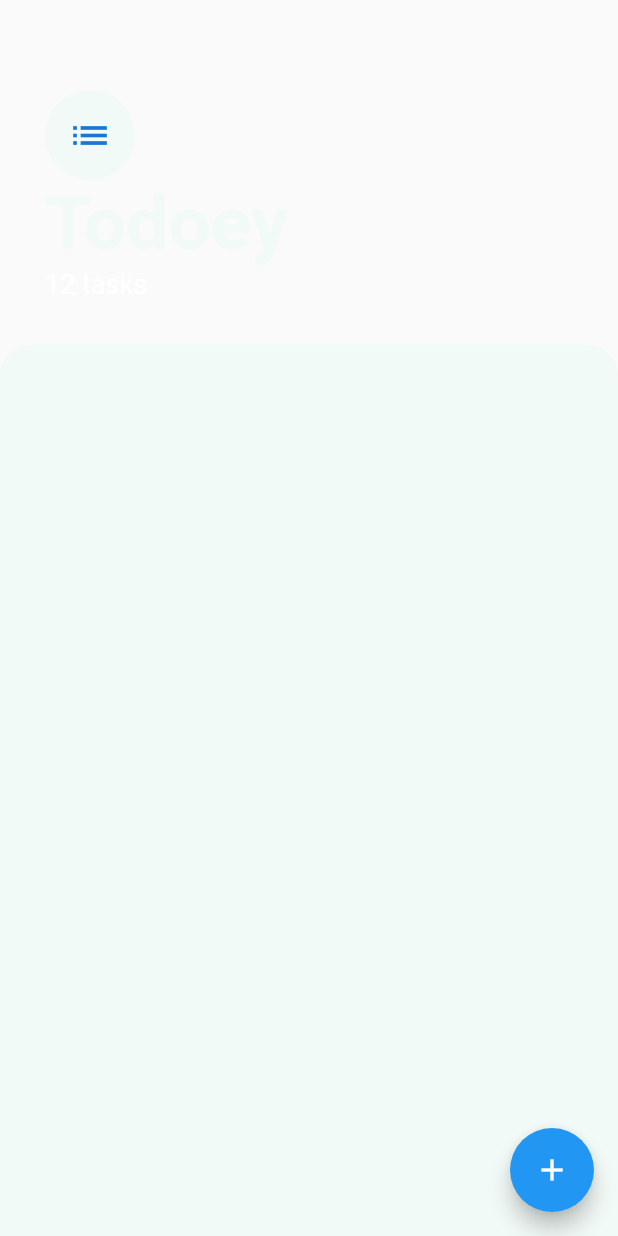
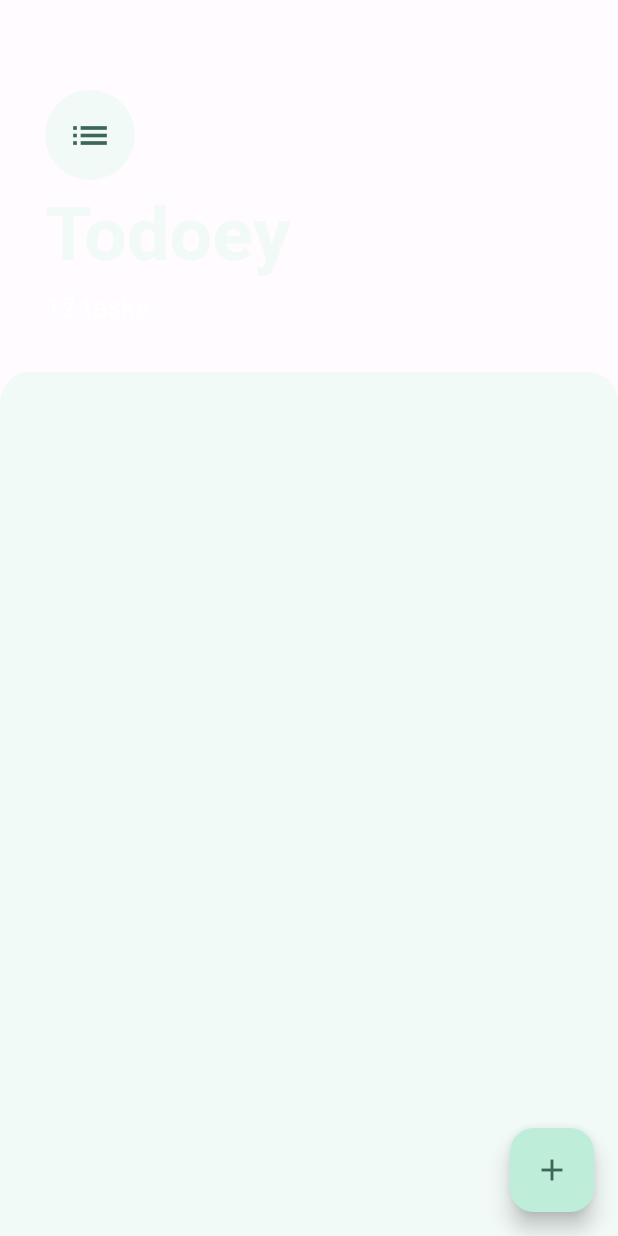
Before and after one commit to Artwot/todoey, a Flutter app: the TasksScreen screen opened directly, on a phone screen of 412 x 824 dp. Run offline on Flutter 3.47's test engine with Material 2 defaults, Android fonts, the phone set to English and light mode, and no system bars.

Commit message:
Add ColorScheme with custom colors

```diff
--- a/lib/main.dart
+++ b/lib/main.dart
@@ -1,6 +1,6 @@
 import 'package:flutter/material.dart';
 
-import 'screens/tasks_manager.dart';
+import 'screens/tasks_screen.dart';
 
 void main() {
   runApp(const MyApp());
@@ -11,8 +11,47 @@ class MyApp extends StatelessWidget {
 
   @override
   Widget build(BuildContext context) {
-    return const MaterialApp(
-      home: TasksManager(),
+    return MaterialApp(
+      theme: ThemeData(
+        colorScheme: _colorSchemeLightM3,
+        useMaterial3: true,
+      ),
+      home: const TasksScreen(),
     );
   }
 }
+
+const ColorScheme _colorSchemeLightM3 = ColorScheme(
+  brightness: Brightness.light,
+  primary: Color(0xFF3C6657),
+  onPrimary: Color(0xFFFFFFFF),
+  primaryContainer: Color(0xFFBEEDD9),
+  onPrimaryContainer: Color(0xFF3C6657),
+  secondary: Color(0xFF625B71),
+  onSecondary: Color(0xFFFFFFFF),
+  secondaryContainer: Color(0xFFE8DEF8),
+  onSecondaryContainer: Color(0xFF1D192B),
+  tertiary: Color(0xFF7D5260),
+  onTertiary: Color(0xFFFFFFFF),
+  tertiaryContainer: Color(0xFFFFD8E4),
+  onTertiaryContainer: Color(0xFF31111D),
+  error: Color(0xFFB3261E),
+  onError: Color(0xFFFFFFFF),
+  errorContainer: Color(0xFFF9DEDC),
+  onErrorContainer: Color(0xFF410E0B),
+  background: Color(0xFF3C6657),
+  onBackground: Color(0xFF1C1B1F),
+  surface: Color(0xFFFFFBFE),
+  onSurface: Color(0xFF1C1B1F),
+  surfaceVariant: Color(0xFFE7E0EC),
+  onSurfaceVariant: Color(0xFF49454F),
+  outline: Color(0xFF79747E),
+  outlineVariant: Color(0xFFCAC4D0),
+  shadow: Color(0xFF000000),
+  scrim: Color(0xFF000000),
+  inverseSurface: Color(0xFF313033),
+  onInverseSurface: Color(0xFFF4EFF4),
+  inversePrimary: Color(0xFFD0BCFF),
+  // The surfaceTint color is set to the same color as the primary.
+  surfaceTint: Color(0xFF3C6657),
+);
```
